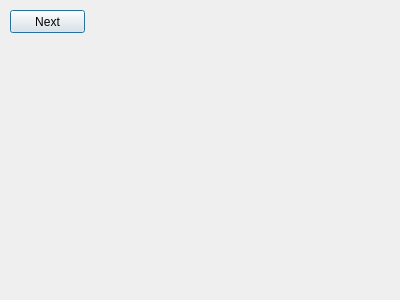
First picture: the form in Source Code/TJ's Code/choosereligion.ui, repository srohr/CEAMS, before the edit.
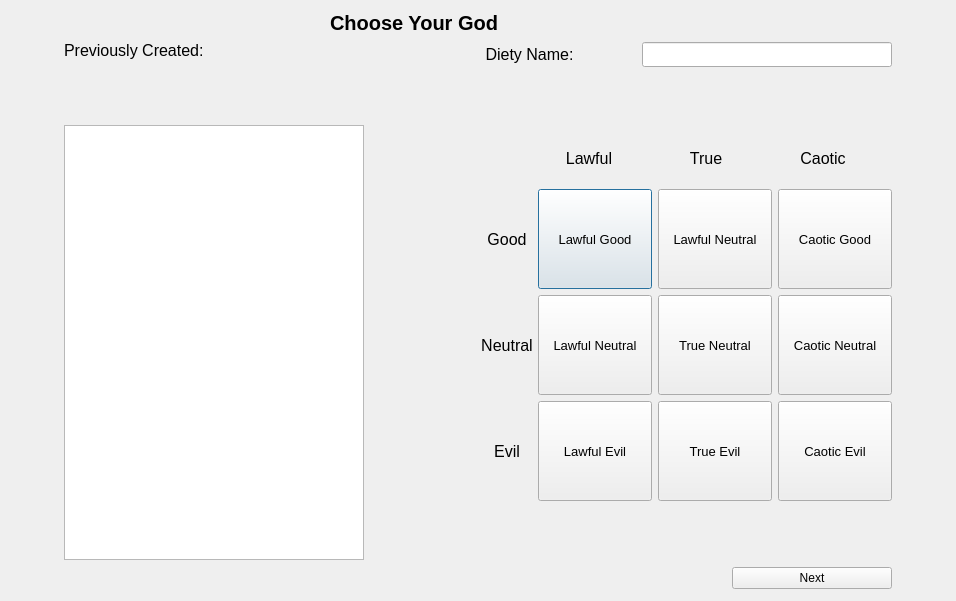
Second picture: the form after the edit.

```diff
--- a/Source Code/TJ's Code/choosereligion.ui
+++ b/Source Code/TJ's Code/choosereligion.ui
@@ -6,26 +6,680 @@
    <rect>
     <x>0</x>
     <y>0</y>
-    <width>400</width>
-    <height>300</height>
+    <width>956</width>
+    <height>601</height>
    </rect>
   </property>
+  <property name="minimumSize">
+   <size>
+    <width>1</width>
+    <height>0</height>
+   </size>
+  </property>
+  <property name="maximumSize">
+   <size>
+    <width>16777215</width>
+    <height>16777215</height>
+   </size>
+  </property>
   <property name="windowTitle">
    <string>Dialog</string>
   </property>
-  <widget class="QPushButton" name="Next">
-   <property name="geometry">
-    <rect>
-     <x>10</x>
-     <y>10</y>
-     <width>75</width>
-     <height>23</height>
-    </rect>
-   </property>
-   <property name="text">
-    <string>Next</string>
-   </property>
-  </widget>
+  <layout class="QVBoxLayout" name="verticalLayout_5">
+   <item>
+    <layout class="QVBoxLayout" name="verticalLayout_4">
+     <item>
+      <layout class="QHBoxLayout" name="horizontalLayout_8">
+       <property name="leftMargin">
+        <number>200</number>
+       </property>
+       <item>
+        <widget class="QLabel" name="ChooseGodTitle">
+         <property name="maximumSize">
+          <size>
+           <width>200</width>
+           <height>25</height>
+          </size>
+         </property>
+         <property name="font">
+          <font>
+           <pointsize>15</pointsize>
+           <weight>75</weight>
+           <bold>true</bold>
+          </font>
+         </property>
+         <property name="text">
+          <string>Choose Your God</string>
+         </property>
+         <property name="alignment">
+          <set>Qt::AlignCenter</set>
+         </property>
+        </widget>
+       </item>
+       <item>
+        <spacer name="horizontalSpacer_3">
+         <property name="orientation">
+          <enum>Qt::Horizontal</enum>
+         </property>
+         <property name="sizeType">
+          <enum>QSizePolicy::Minimum</enum>
+         </property>
+         <property name="sizeHint" stdset="0">
+          <size>
+           <width>328</width>
+           <height>20</height>
+          </size>
+         </property>
+        </spacer>
+       </item>
+      </layout>
+     </item>
+     <item>
+      <layout class="QHBoxLayout" name="horizontalLayout_6">
+       <property name="spacing">
+        <number>65</number>
+       </property>
+       <item>
+        <layout class="QVBoxLayout" name="verticalLayout_6">
+         <property name="bottomMargin">
+          <number>30</number>
+         </property>
+         <item>
+          <widget class="QLabel" name="PreviouslyCreated">
+           <property name="maximumSize">
+            <size>
+             <width>150</width>
+             <height>25</height>
+            </size>
+           </property>
+           <property name="font">
+            <font>
+             <pointsize>12</pointsize>
+             <italic>false</italic>
+            </font>
+           </property>
+           <property name="text">
+            <string>Previously Created:</string>
+           </property>
+          </widget>
+         </item>
+         <item>
+          <widget class="QListWidget" name="PremadeDietiesList">
+           <property name="maximumSize">
+            <size>
+             <width>300</width>
+             <height>800</height>
+            </size>
+           </property>
+          </widget>
+         </item>
+        </layout>
+       </item>
+       <item>
+        <layout class="QVBoxLayout" name="verticalLayout_3">
+         <item>
+          <layout class="QHBoxLayout" name="horizontalLayout_4">
+           <item>
+            <widget class="QLabel" name="DietyName">
+             <property name="minimumSize">
+              <size>
+               <width>0</width>
+               <height>0</height>
+              </size>
+             </property>
+             <property name="maximumSize">
+              <size>
+               <width>95</width>
+               <height>50</height>
+              </size>
+             </property>
+             <property name="font">
+              <font>
+               <family>MS Shell Dlg 2</family>
+               <pointsize>12</pointsize>
+               <weight>50</weight>
+               <bold>false</bold>
+               <kerning>true</kerning>
+              </font>
+             </property>
+             <property name="text">
+              <string>Diety Name:</string>
+             </property>
+             <property name="alignment">
+              <set>Qt::AlignCenter</set>
+             </property>
+            </widget>
+           </item>
+           <item>
+            <widget class="QLineEdit" name="CreateDietyName">
+             <property name="maximumSize">
+              <size>
+               <width>250</width>
+               <height>25</height>
+              </size>
+             </property>
+            </widget>
+           </item>
+          </layout>
+         </item>
+         <item>
+          <layout class="QVBoxLayout" name="verticalLayout_2">
+           <property name="spacing">
+            <number>6</number>
+           </property>
+           <property name="topMargin">
+            <number>0</number>
+           </property>
+           <item>
+            <layout class="QHBoxLayout" name="horizontalLayout_5">
+             <property name="spacing">
+              <number>25</number>
+             </property>
+             <property name="leftMargin">
+              <number>40</number>
+             </property>
+             <property name="rightMargin">
+              <number>0</number>
+             </property>
+             <item>
+              <widget class="QLabel" name="Lawful">
+               <property name="sizePolicy">
+                <sizepolicy hsizetype="Preferred" vsizetype="Preferred">
+                 <horstretch>0</horstretch>
+                 <verstretch>0</verstretch>
+                </sizepolicy>
+               </property>
+               <property name="maximumSize">
+                <size>
+                 <width>50</width>
+                 <height>50</height>
+                </size>
+               </property>
+               <property name="font">
+                <font>
+                 <pointsize>12</pointsize>
+                 <weight>50</weight>
+                 <bold>false</bold>
+                 <stylestrategy>PreferDefault</stylestrategy>
+                </font>
+               </property>
+               <property name="text">
+                <string>Lawful</string>
+               </property>
+               <property name="alignment">
+                <set>Qt::AlignCenter</set>
+               </property>
+              </widget>
+             </item>
+             <item>
+              <widget class="QLabel" name="True">
+               <property name="sizePolicy">
+                <sizepolicy hsizetype="Preferred" vsizetype="Preferred">
+                 <horstretch>0</horstretch>
+                 <verstretch>0</verstretch>
+                </sizepolicy>
+               </property>
+               <property name="maximumSize">
+                <size>
+                 <width>50</width>
+                 <height>50</height>
+                </size>
+               </property>
+               <property name="font">
+                <font>
+                 <pointsize>12</pointsize>
+                 <weight>50</weight>
+                 <bold>false</bold>
+                 <stylestrategy>PreferDefault</stylestrategy>
+                </font>
+               </property>
+               <property name="text">
+                <string>True</string>
+               </property>
+               <property name="alignment">
+                <set>Qt::AlignCenter</set>
+               </property>
+              </widget>
+             </item>
+             <item>
+              <widget class="QLabel" name="Caotic">
+               <property name="sizePolicy">
+                <sizepolicy hsizetype="Preferred" vsizetype="Preferred">
+                 <horstretch>0</horstretch>
+                 <verstretch>0</verstretch>
+                </sizepolicy>
+               </property>
+               <property name="maximumSize">
+                <size>
+                 <width>50</width>
+                 <height>50</height>
+                </size>
+               </property>
+               <property name="font">
+                <font>
+                 <pointsize>12</pointsize>
+                 <weight>50</weight>
+                 <bold>false</bold>
+                 <stylestrategy>PreferDefault</stylestrategy>
+                </font>
+               </property>
+               <property name="text">
+                <string>Caotic</string>
+               </property>
+               <property name="alignment">
+                <set>Qt::AlignCenter</set>
+               </property>
+              </widget>
+             </item>
+            </layout>
+           </item>
+           <item>
+            <layout class="QVBoxLayout" name="verticalLayout">
+             <item>
+              <layout class="QHBoxLayout" name="horizontalLayout_3">
+               <property name="spacing">
+                <number>6</number>
+               </property>
+               <item>
+                <widget class="QLabel" name="Good">
+                 <property name="maximumSize">
+                  <size>
+                   <width>50</width>
+                   <height>50</height>
+                  </size>
+                 </property>
+                 <property name="font">
+                  <font>
+                   <pointsize>12</pointsize>
+                   <weight>50</weight>
+                   <bold>false</bold>
+                   <stylestrategy>PreferDefault</stylestrategy>
+                  </font>
+                 </property>
+                 <property name="text">
+                  <string>Good</string>
+                 </property>
+                 <property name="alignment">
+                  <set>Qt::AlignCenter</set>
+                 </property>
+                </widget>
+               </item>
+               <item>
+                <widget class="QPushButton" name="LawfulGoodButton">
+                 <property name="minimumSize">
+                  <size>
+                   <width>100</width>
+                   <height>100</height>
+                  </size>
+                 </property>
+                 <property name="baseSize">
+                  <size>
+                   <width>0</width>
+                   <height>0</height>
+                  </size>
+                 </property>
+                 <property name="font">
+                  <font>
+                   <pointsize>10</pointsize>
+                  </font>
+                 </property>
+                 <property name="text">
+                  <string>Lawful Good</string>
+                 </property>
+                 <property name="autoRepeatDelay">
+                  <number>299</number>
+                 </property>
+                </widget>
+               </item>
+               <item>
+                <widget class="QPushButton" name="LawfulNeutralButton">
+                 <property name="minimumSize">
+                  <size>
+                   <width>100</width>
+                   <height>100</height>
+                  </size>
+                 </property>
+                 <property name="baseSize">
+                  <size>
+                   <width>0</width>
+                   <height>0</height>
+                  </size>
+                 </property>
+                 <property name="font">
+                  <font>
+                   <pointsize>10</pointsize>
+                  </font>
+                 </property>
+                 <property name="text">
+                  <string>Lawful Neutral</string>
+                 </property>
+                 <property name="autoRepeatDelay">
+                  <number>299</number>
+                 </property>
+                </widget>
+               </item>
+               <item>
+                <widget class="QPushButton" name="CaoticGoodButton">
+                 <property name="minimumSize">
+                  <size>
+                   <width>100</width>
+                   <height>100</height>
+                  </size>
+                 </property>
+                 <property name="baseSize">
+                  <size>
+                   <width>0</width>
+                   <height>0</height>
+                  </size>
+                 </property>
+                 <property name="font">
+                  <font>
+                   <pointsize>10</pointsize>
+                  </font>
+                 </property>
+                 <property name="text">
+                  <string>Caotic Good</string>
+                 </property>
+                 <property name="autoRepeatDelay">
+                  <number>299</number>
+                 </property>
+                </widget>
+               </item>
+              </layout>
+             </item>
+             <item>
+              <layout class="QHBoxLayout" name="horizontalLayout_2">
+               <property name="spacing">
+                <number>6</number>
+               </property>
+               <item>
+                <widget class="QLabel" name="Neutral">
+                 <property name="maximumSize">
+                  <size>
+                   <width>50</width>
+                   <height>50</height>
+                  </size>
+                 </property>
+                 <property name="font">
+                  <font>
+                   <pointsize>12</pointsize>
+                   <weight>50</weight>
+                   <bold>false</bold>
+                   <stylestrategy>PreferDefault</stylestrategy>
+                  </font>
+                 </property>
+                 <property name="text">
+                  <string>Neutral</string>
+                 </property>
+                 <property name="alignment">
+                  <set>Qt::AlignCenter</set>
+                 </property>
+                </widget>
+               </item>
+               <item>
+                <widget class="QPushButton" name="LawfulNeutralButton_2">
+                 <property name="minimumSize">
+                  <size>
+                   <width>100</width>
+                   <height>100</height>
+                  </size>
+                 </property>
+                 <property name="baseSize">
+                  <size>
+                   <width>0</width>
+                   <height>0</height>
+                  </size>
+                 </property>
+                 <property name="font">
+                  <font>
+                   <pointsize>10</pointsize>
+                  </font>
+                 </property>
+                 <property name="text">
+                  <string>Lawful Neutral</string>
+                 </property>
+                 <property name="autoRepeatDelay">
+                  <number>299</number>
+                 </property>
+                </widget>
+               </item>
+               <item>
+                <widget class="QPushButton" name="TrueNeutralButton">
+                 <property name="minimumSize">
+                  <size>
+                   <width>100</width>
+                   <height>100</height>
+                  </size>
+                 </property>
+                 <property name="baseSize">
+                  <size>
+                   <width>0</width>
+                   <height>0</height>
+                  </size>
+                 </property>
+                 <property name="font">
+                  <font>
+                   <pointsize>10</pointsize>
+                  </font>
+                 </property>
+                 <property name="text">
+                  <string>True Neutral</string>
+                 </property>
+                 <property name="autoRepeatDelay">
+                  <number>299</number>
+                 </property>
+                </widget>
+               </item>
+               <item>
+                <widget class="QPushButton" name="CaoticNeutralButton">
+                 <property name="minimumSize">
+                  <size>
+                   <width>100</width>
+                   <height>100</height>
+                  </size>
+                 </property>
+                 <property name="baseSize">
+                  <size>
+                   <width>0</width>
+                   <height>0</height>
+                  </size>
+                 </property>
+                 <property name="font">
+                  <font>
+                   <pointsize>10</pointsize>
+                  </font>
+                 </property>
+                 <property name="text">
+                  <string>Caotic Neutral</string>
+                 </property>
+                 <property name="autoRepeatDelay">
+                  <number>299</number>
+                 </property>
+                </widget>
+               </item>
+              </layout>
+             </item>
+             <item>
+              <layout class="QHBoxLayout" name="horizontalLayout">
+               <property name="spacing">
+                <number>6</number>
+               </property>
+               <item>
+                <widget class="QLabel" name="Evil">
+                 <property name="maximumSize">
+                  <size>
+                   <width>50</width>
+                   <height>50</height>
+                  </size>
+                 </property>
+                 <property name="font">
+                  <font>
+                   <pointsize>12</pointsize>
+                   <weight>50</weight>
+                   <bold>false</bold>
+                   <stylestrategy>PreferDefault</stylestrategy>
+                  </font>
+                 </property>
+                 <property name="text">
+                  <string>Evil</string>
+                 </property>
+                 <property name="alignment">
+                  <set>Qt::AlignCenter</set>
+                 </property>
+                </widget>
+               </item>
+               <item>
+                <widget class="QPushButton" name="LawfulEvilButton">
+                 <property name="minimumSize">
+                  <size>
+                   <width>100</width>
+                   <height>100</height>
+                  </size>
+                 </property>
+                 <property name="baseSize">
+                  <size>
+                   <width>0</width>
+                   <height>0</height>
+                  </size>
+                 </property>
+                 <property name="font">
+                  <font>
+                   <pointsize>10</pointsize>
+                  </font>
+                 </property>
+                 <property name="text">
+                  <string>Lawful Evil</string>
+                 </property>
+                 <property name="autoRepeatDelay">
+                  <number>299</number>
+                 </property>
+                </widget>
+               </item>
+               <item>
+                <widget class="QPushButton" name="TrueEvilButton">
+                 <property name="minimumSize">
+                  <size>
+                   <width>100</width>
+                   <height>100</height>
+                  </size>
+                 </property>
+                 <property name="baseSize">
+                  <size>
+                   <width>0</width>
+                   <height>0</height>
+                  </size>
+                 </property>
+                 <property name="font">
+                  <font>
+                   <pointsize>10</pointsize>
+                  </font>
+                 </property>
+                 <property name="text">
+                  <string>True Evil</string>
+                 </property>
+                 <property name="autoRepeatDelay">
+                  <number>299</number>
+                 </property>
+                </widget>
+               </item>
+               <item>
+                <widget class="QPushButton" name="CaoticEvilButton">
+                 <property name="minimumSize">
+                  <size>
+                   <width>100</width>
+                   <height>100</height>
+                  </size>
+                 </property>
+                 <property name="baseSize">
+                  <size>
+                   <width>0</width>
+                   <height>0</height>
+                  </size>
+                 </property>
+                 <property name="font">
+                  <font>
+                   <pointsize>10</pointsize>
+                  </font>
+                 </property>
+                 <property name="text">
+                  <string>Caotic Evil</string>
+                 </property>
+                 <property name="autoRepeatDelay">
+                  <number>299</number>
+                 </property>
+                </widget>
+               </item>
+              </layout>
+             </item>
+            </layout>
+           </item>
+          </layout>
+         </item>
+         <item>
+          <layout class="QHBoxLayout" name="horizontalLayout_7">
+           <item>
+            <spacer name="horizontalSpacer">
+             <property name="orientation">
+              <enum>Qt::Horizontal</enum>
+             </property>
+             <property name="sizeType">
+              <enum>QSizePolicy::Minimum</enum>
+             </property>
+             <property name="sizeHint" stdset="0">
+              <size>
+               <width>250</width>
+               <height>20</height>
+              </size>
+             </property>
+            </spacer>
+           </item>
+           <item>
+            <widget class="QPushButton" name="Next">
+             <property name="text">
+              <string>Next</string>
+             </property>
+            </widget>
+           </item>
+          </layout>
+         </item>
+        </layout>
+       </item>
+      </layout>
+     </item>
+    </layout>
+   </item>
+  </layout>
+  <zorder>Next</zorder>
+  <zorder>pushButton</zorder>
+  <zorder>pushButton_2</zorder>
+  <zorder>pushButton_3</zorder>
+  <zorder>pushButton_4</zorder>
+  <zorder>pushButton_5</zorder>
+  <zorder>pushButton_7</zorder>
+  <zorder>pushButton_8</zorder>
+  <zorder>pushButton_9</zorder>
+  <zorder>pushButton_10</zorder>
+  <zorder>CaoticGoodButton</zorder>
+  <zorder>LawfulNeutralButton</zorder>
+  <zorder>LawfulGoodButton</zorder>
+  <zorder>layoutWidget</zorder>
+  <zorder>layoutWidget_2</zorder>
+  <zorder>DietyName</zorder>
+  <zorder>CreateDietyName</zorder>
+  <zorder>Lawful</zorder>
+  <zorder>True</zorder>
+  <zorder>Caotic</zorder>
+  <zorder>Good</zorder>
+  <zorder>Neutral</zorder>
+  <zorder>Evil</zorder>
+  <zorder>Next</zorder>
+  <zorder></zorder>
+  <zorder>horizontalSpacer</zorder>
+  <zorder>ChooseGodTitle</zorder>
+  <zorder>PreviouslyCreated</zorder>
+  <zorder>PremadeDietiesList</zorder>
+  <zorder>horizontalSpacer_2</zorder>
+  <zorder>horizontalSpacer_3</zorder>
  </widget>
  <resources/>
  <connections/>
```
